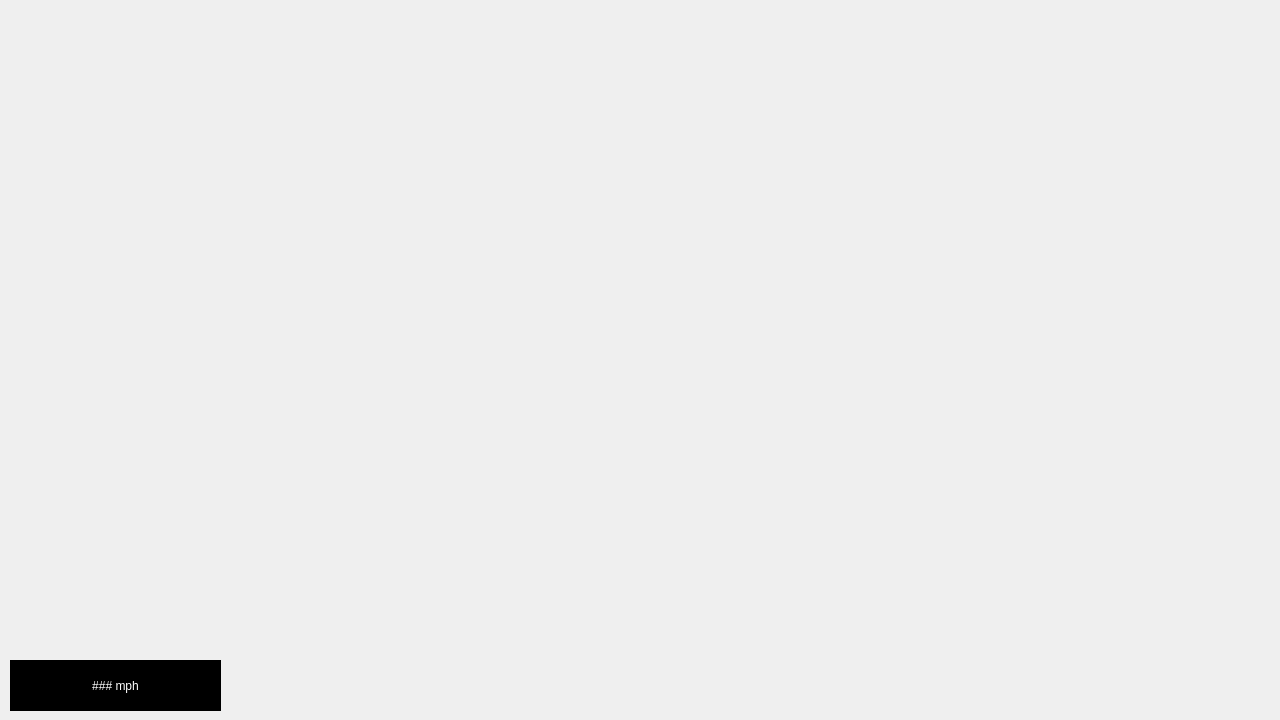
Before: the Qt Designer form lemun.ui in walked22/1UP, drawn with Qt 5.
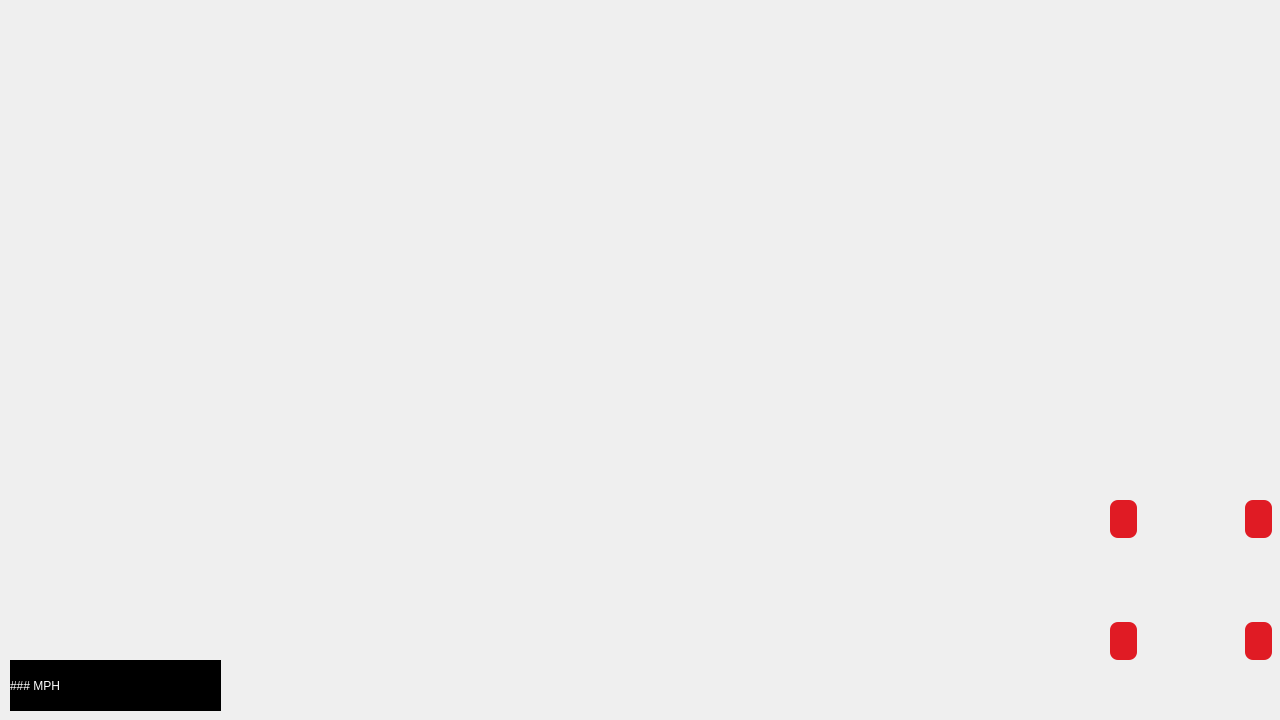
After: the same form once the commit is applied. Icons and pictures are not drawn.

The edit to the form file:
```diff
--- a/lemun.ui
+++ b/lemun.ui
@@ -36,6 +36,96 @@
      <string/>
     </property>
    </widget>
+   <widget class="QLabel" name="label_2">
+    <property name="geometry">
+     <rect>
+      <x>1110</x>
+      <y>440</y>
+      <width>161</width>
+      <height>281</height>
+     </rect>
+    </property>
+    <property name="styleSheet">
+     <string notr="true">color: rgb(255, 255, 255);</string>
+    </property>
+    <property name="text">
+     <string/>
+    </property>
+    <property name="pixmap">
+     <pixmap>car.png</pixmap>
+    </property>
+    <property name="scaledContents">
+     <bool>true</bool>
+    </property>
+   </widget>
+   <widget class="QLabel" name="label_3">
+    <property name="geometry">
+     <rect>
+      <x>1110</x>
+      <y>500</y>
+      <width>27</width>
+      <height>38</height>
+     </rect>
+    </property>
+    <property name="styleSheet">
+     <string notr="true">background-color: rgb(224, 27, 36);
+border-radius: 8px;</string>
+    </property>
+    <property name="text">
+     <string/>
+    </property>
+   </widget>
+   <widget class="QLabel" name="label_4">
+    <property name="geometry">
+     <rect>
+      <x>1245</x>
+      <y>500</y>
+      <width>27</width>
+      <height>38</height>
+     </rect>
+    </property>
+    <property name="styleSheet">
+     <string notr="true">background-color: rgb(224, 27, 36);
+border-radius: 8px;</string>
+    </property>
+    <property name="text">
+     <string/>
+    </property>
+   </widget>
+   <widget class="QLabel" name="label_5">
+    <property name="geometry">
+     <rect>
+      <x>1245</x>
+      <y>622</y>
+      <width>27</width>
+      <height>38</height>
+     </rect>
+    </property>
+    <property name="styleSheet">
+     <string notr="true">background-color: rgb(224, 27, 36);
+border-radius: 8px;</string>
+    </property>
+    <property name="text">
+     <string/>
+    </property>
+   </widget>
+   <widget class="QLabel" name="label_6">
+    <property name="geometry">
+     <rect>
+      <x>1110</x>
+      <y>622</y>
+      <width>27</width>
+      <height>38</height>
+     </rect>
+    </property>
+    <property name="styleSheet">
+     <string notr="true">background-color: rgb(224, 27, 36);
+border-radius: 8px;</string>
+    </property>
+    <property name="text">
+     <string/>
+    </property>
+   </widget>
    <widget class="QLabel" name="label">
     <property name="geometry">
      <rect>
@@ -50,10 +140,7 @@
 background-color: rgb(0, 0, 0);</string>
     </property>
     <property name="text">
-     <string>### mph</string>
-    </property>
-    <property name="alignment">
-     <set>Qt::AlignmentFlag::AlignCenter</set>
+     <string>### MPH</string>
     </property>
    </widget>
   </widget>
```
